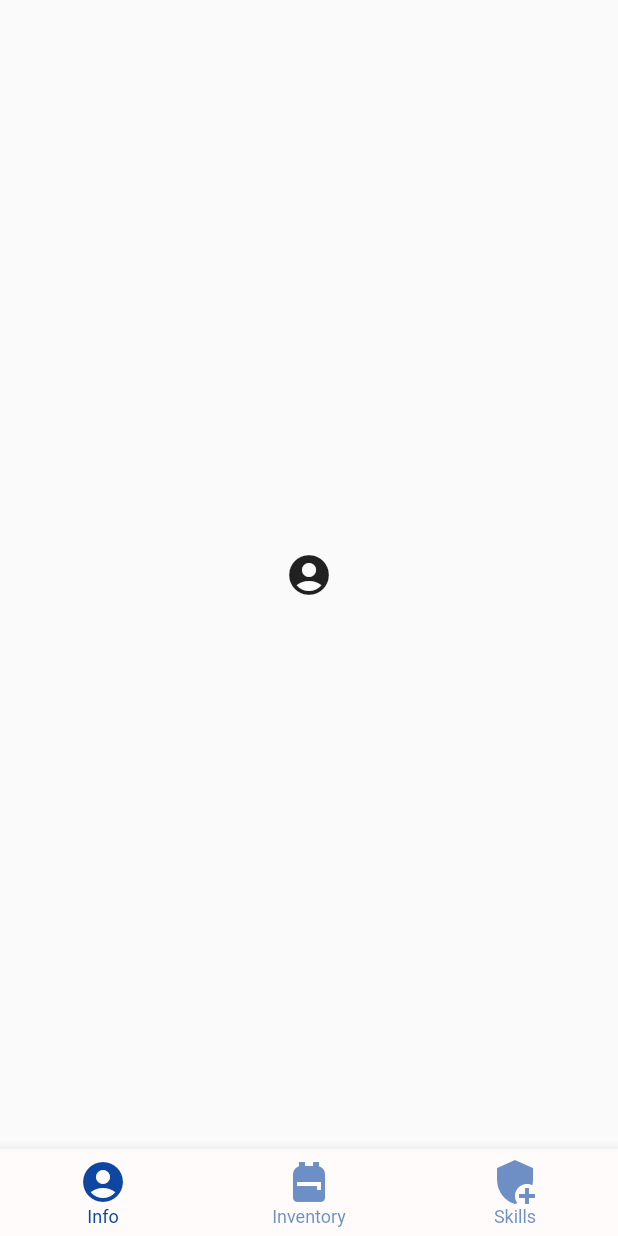
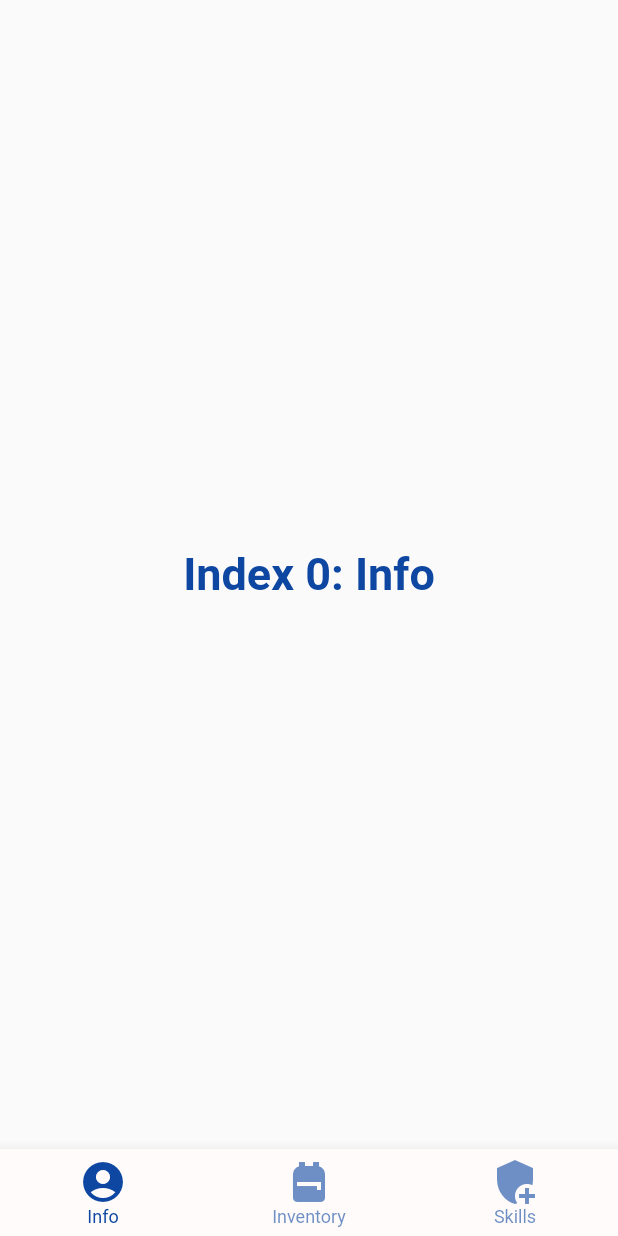
Before and after one commit to medmene/smart_notes, a Flutter app: the screen it shows after launch, on a phone screen of 412 x 824 dp. Run offline on Flutter 3.47's test engine with Material 2 defaults, Android fonts, the phone set to English and light mode, and no system bars; Roboto replaces fonts that are missing (Rubik).

```diff
--- a/lib/main.dart
+++ b/lib/main.dart
@@ -24,27 +24,8 @@ class MyHomePage extends StatefulWidget {
 
 class _MyHomePageState extends State<MyHomePage> {
   int _currentIndex = 0;
-  SkillPage _skillPage;
-  InfoPage _infoPage;
-  InventoryPage _inventoryPage;
-
-  _MyHomePageState() {
-    _skillPage = new SkillPage(this);
-    _infoPage = new InfoPage();
-    _inventoryPage = new InventoryPage();
-  }
-
-  Widget fillBodyContent() {
-    if (_currentIndex == 0) {
-      return _infoPage.getContent();
-    } else if (_currentIndex == 1) {
-      return _inventoryPage.getContent();
-    } else if (_currentIndex == 2) {
-      return _skillPage;
-    } else {
-      return _infoPage.getContent();
-    }
-  }
+  static const TextStyle optionStyle =
+      TextStyle(fontSize: 30, fontWeight: FontWeight.bold);
 
   Widget build(BuildContext context) {
     final colorScheme = Theme.of(context).colorScheme;
@@ -76,7 +57,15 @@ class _MyHomePageState extends State<MyHomePage> {
           ),
         ],
       ),
-        body: fillBodyContent());
+      body: IndexedStack(
+        children: <Widget>[
+          Center(child: Text('Index 0: Info', style: optionStyle)),
+          Center(child: Text('Index 1: Inventory', style: optionStyle)),
+          SkillPage(),
+        ],
+        index: _currentIndex,
+      ),
+    );
   }
 }
 
```
Also changed, not shown: lib/page_base.dart (deleted, +0 -8 lines), lib/section.dart (+3 -141 lines), lib/sections_controller.dart (+12 -1 lines), lib/skill_page.dart (+13 -10 lines). Lines whose indentation alone changed are shown as unchanged.
